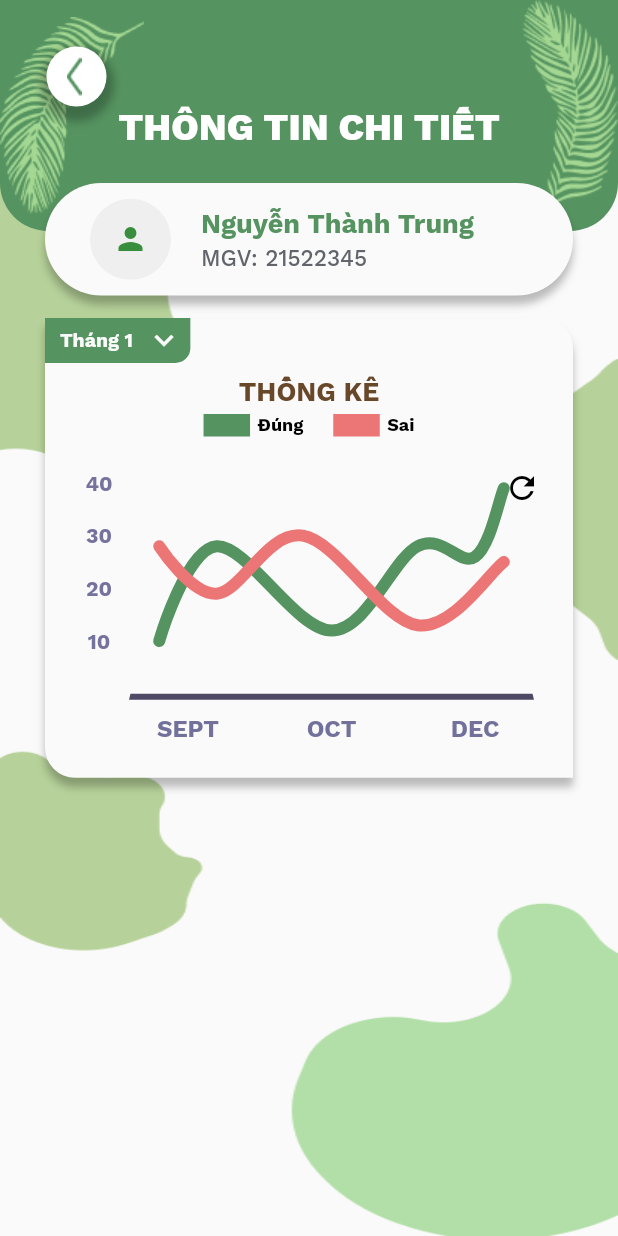
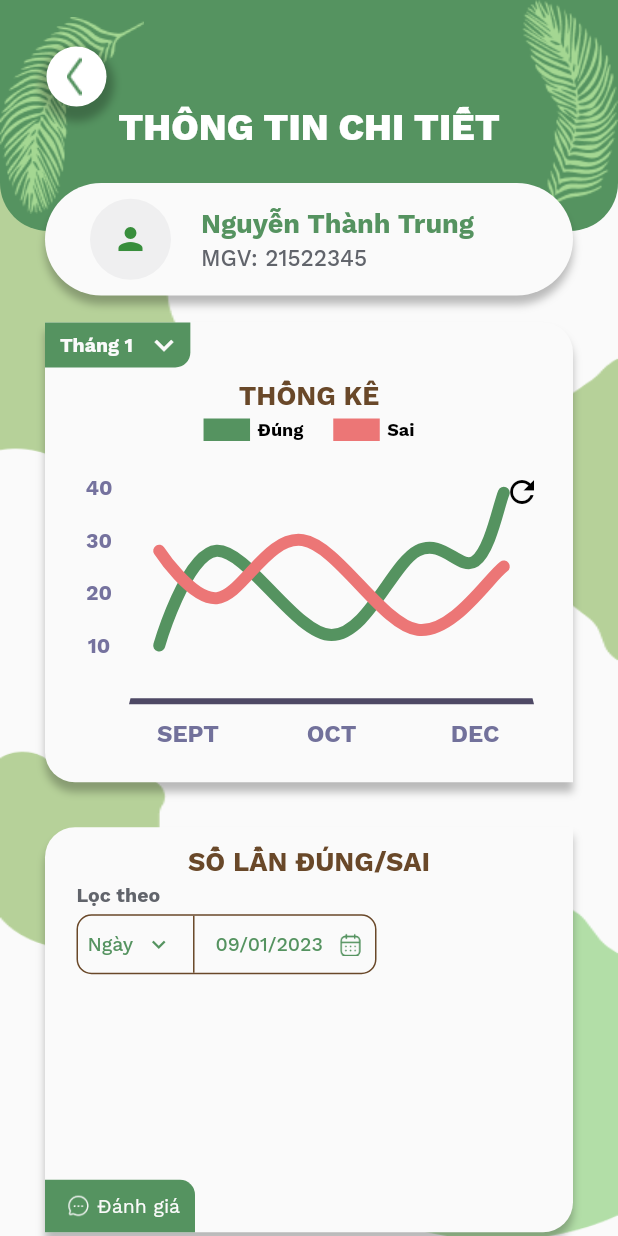
Before and after one commit to GDSC-UIT/eGreenBin-mobile, a Flutter app: the screen it shows after launch, after a tap on "01", on a phone screen of 412 x 824 dp. Run offline on Flutter 3.47's test engine with Material 2 defaults, Android fonts, the light colour scheme and no system bars; drawn by our look-alikes of fl_chart; our stand-ins replace get, google_fonts.

Commit message:
scroll info screen

```diff
--- a/lib/app/core/values/assets_image.dart
+++ b/lib/app/core/values/assets_image.dart
@@ -11,6 +11,7 @@ class Assets {
   static const String tickSquare = 'assets/icons/Tick Square.png';
   static const String wrongSqure = 'assets/icons/Close Square.png';
   static const String back = 'assets/icons/Stroke 3.png';
+  static const String chat = 'assets/icons/Chat.png';
   // image
   static const String backround = 'assets/images/bg.png';
 }
--- a/lib/app/core/values/text_styles.dart
+++ b/lib/app/core/values/text_styles.dart
@@ -98,15 +98,15 @@ class CustomTextStyle extends TextStyle {
     );
   }
 
-  static TextStyle t7(Color color) {
+  static TextStyle b7(Color color) {
     return GoogleFonts.workSans(
-      fontSize: 12,
-      fontWeight: FontWeight.w600,
+      fontSize: 13,
+      fontWeight: FontWeight.w400,
       color: color,
     );
   }
 
-  static TextStyle t8(Color color) {
+  static TextStyle b8(Color color) {
     return GoogleFonts.workSans(
       fontSize: 12,
       fontWeight: FontWeight.w400,
--- a/lib/app/data/models/students.dart
+++ b/lib/app/data/models/students.dart
@@ -9,46 +9,59 @@ class Students {
       numOfWrong: 1,
     ),
     Student(
-      id: "21522345",
+      id: "21522321",
       name: "Lê Xuân Quỳnh",
       numOfCorrect: 90,
       numOfWrong: 1,
     ),
     Student(
-      id: "21522345",
+      id: "21522343",
       name: "Nguyễn Công Tấn Phát",
       numOfCorrect: 2,
       numOfWrong: 99,
     ),
     Student(
-      id: "21522345",
+      id: "21522000",
       name: "Nguyễn Hữu Hiệu",
       numOfCorrect: 50,
       numOfWrong: 2,
     ),
     Student(
-      id: "21522345",
+      id: "21525455",
       name: "Ngô Thu Hà",
       numOfCorrect: 5,
       numOfWrong: 1,
     ),
     Student(
-      id: "21522345",
+      id: "21522455",
       name: "Cao Minh Quân",
       numOfCorrect: 5,
       numOfWrong: 1,
     ),
     Student(
-      id: "21522345",
+      id: "21520345",
       name: "Phan Văn Minh",
       numOfCorrect: 100,
       numOfWrong: 0,
     ),
     Student(
-      id: "21522345",
+      id: "21521345",
       name: "Tiến deptraicaotohocgioi",
       numOfCorrect: 0,
       numOfWrong: 100,
     ),
   ];
+
+  Student findStudent(String id) {
+    Student stu = Student(
+      id: "null",
+      name: "Default",
+      numOfCorrect: 0,
+      numOfWrong: 0,
+    );
+    listStudents.forEach((student) {
+      if (student.id == id) stu = student;
+    });
+    return stu;
+  }
 }
--- a/lib/app/data/models/teacher.dart
+++ b/lib/app/data/models/teacher.dart
@@ -2,10 +2,12 @@ class Teacher {
   String? id;
   String name;
   String mgv;
+  String? imageAvatarUrl;
 
   Teacher({
     this.id,
     required this.name,
     required this.mgv,
+    this.imageAvatarUrl,
   });
 }
--- a/lib/app/modules/home/widgets/card_student.dart
+++ b/lib/app/modules/home/widgets/card_student.dart
@@ -23,7 +23,7 @@ class StudentCard extends StatelessWidget {
   Widget build(BuildContext context) {
     return GestureDetector(
       onTap: () {
-        Get.toNamed(AppRoutes.studentInfo);
+        Get.toNamed(AppRoutes.studentInfo, arguments: student.id);
       },
       child: Container(
         child: Card(
--- a/lib/app/modules/student_info/screens/student_info_screen.dart
+++ b/lib/app/modules/student_info/screens/student_info_screen.dart
@@ -1,6 +1,7 @@
 import 'package:egreenbin/app/core/values/assets_image.dart';
 import 'package:egreenbin/app/global_widgets/appbar_student.dart';
 import 'package:egreenbin/app/modules/student_info/student_info_controller.dart';
+import 'package:egreenbin/app/modules/student_info/widgets/card_ratio.dart';
 import 'package:egreenbin/app/modules/student_info/widgets/card_statistical.dart';
 import 'package:flutter/material.dart';
 import 'package:get/get.dart';
@@ -15,28 +16,36 @@ class StudentInfoScreen extends StatelessWidget {
   @override
   Widget build(BuildContext context) {
     return Scaffold(
-      body: SingleChildScrollView(
-        child: Container(
+      body: Stack(
+        children: [
+          Container(
             height: MediaQuery.of(context).size.height,
             decoration: const BoxDecoration(
               image: DecorationImage(
                   image: AssetImage(Assets.backround), fit: BoxFit.fill),
             ),
+            child: SingleChildScrollView(
               child: Column(
-            crossAxisAlignment: CrossAxisAlignment.center,
                 children: [
-// appbar
-              StudentAppBar(_controller.student, backToPrevScreen),
-              const SizedBox(height: 15),
+                  // appbar height
+                  const SizedBox(height: 215),
                   // card thong ke
                   CardStatistical(),
                   // card so lan dung sai
-
+                  const SizedBox(height: 30),
+                  CardRatio(),
                   // card danh gia
+                  const SizedBox(height: 30),
+                  CardStatistical(),
+                  const SizedBox(height: 30),
                 ],
               ),
             ),
           ),
+          // appbar
+          StudentAppBar(_controller.student, backToPrevScreen),
+        ],
+      ),
     );
   }
 }
--- a/lib/app/modules/student_info/student_info_controller.dart
+++ b/lib/app/modules/student_info/student_info_controller.dart
@@ -1,17 +1,38 @@
 import 'package:egreenbin/app/data/models/student.dart';
+import 'package:egreenbin/app/data/models/students.dart';
 import 'package:get/get.dart';
 
 class StudentInfoController extends GetxController {
   StudentInfoController() {
     selectedMonth = monthItems[0].obs;
+    selectedSort = sortItems[0].obs;
+  }
+  // data student
+  Students listStudent = Students();
+  Student student = Student(name: "default");
+
+  dynamic id = Get.arguments;
+
+  @override
+  void onInit() {
+    student = listStudent.findStudent(id);
+    super.onInit();
   }
 
-  Student student = Student(
-    id: "21522345",
-    name: "Nguyễn Thành Trung",
-    numOfCorrect: 92,
-    numOfWrong: 1,
-  );
+  // dropdown sort
+  List<String> sortItems = <String>['Ngày', 'Tháng', 'Năm'];
+  RxString selectedSort = ''.obs;
+
+  void changeSortItem(String newValue) {
+    selectedSort.value = newValue;
+  }
+
+  // datepicker
+  Rx<DateTime?> selectDate = DateTime.now().obs;
+
+  void changeDate(DateTime newDate) {
+    selectDate.value = newDate;
+  }
 
   // dropdown month
   List<String> monthItems = <String>[
--- /dev/null
+++ b/lib/app/modules/student_info/widgets/card_ratio.dart
@@ -0,0 +1,196 @@
+import 'package:egreenbin/app/core/values/assets_image.dart';
+import 'package:egreenbin/app/core/values/text_styles.dart';
+import 'package:flutter/material.dart';
+import 'package:get/get.dart';
+import 'package:intl/intl.dart';
+import '../../../core/values/app_colors.dart';
+import '../../../core/values/app_values.dart';
+import '../student_info_controller.dart';
+
+class CardRatio extends StatelessWidget {
+  static StudentInfoController _controller = Get.find<StudentInfoController>();
+
+  // sort value
+  final List<DropdownMenuItem<String>> _sortMenuItems = _controller.sortItems
+      .map(
+        (value) => DropdownMenuItem(
+          value: value,
+          child: Text(value),
+        ),
+      )
+      .toList();
+  // date picker
+  void _presentDatePicker(BuildContext context) {
+    showDatePicker(
+      context: context,
+      initialDate: DateTime.now(),
+      firstDate: DateTime(2021),
+      lastDate: DateTime.now(),
+    ).then(
+      (pickedDate) {
+        if (pickedDate == null) return;
+        _controller.changeDate(pickedDate);
+      },
+    );
+  }
+
+  @override
+  Widget build(BuildContext context) {
+    return Padding(
+      padding: const EdgeInsets.symmetric(horizontal: 30),
+      child: Stack(
+        children: [
+          Container(
+            height: 270,
+            width: double.infinity,
+            decoration: const BoxDecoration(
+              color: AppColors.Surface,
+              borderRadius: BorderRadius.only(
+                topLeft: Radius.circular(20),
+                bottomRight: Radius.circular(20),
+              ),
+              boxShadow: [
+                BoxShadow(
+                  color: AppColors.shadow,
+                  spreadRadius: 0,
+                  blurRadius: 4,
+                  offset: Offset(0, 6), // changes position of shadow
+                ),
+              ],
+            ),
+            child: Column(
+              children: [
+// text: So lan dung sai
+                const SizedBox(height: 12),
+                Text(
+                  "SỐ LẦN ĐÚNG/SAI",
+                  style: CustomTextStyle.h2(AppColors.Primary1),
+                ),
+                const SizedBox(height: 5),
+// loc theo
+                Row(
+                  children: [
+                    const SizedBox(width: 21),
+                    Column(
+                      crossAxisAlignment: CrossAxisAlignment.start,
+                      children: [
+                        Text(
+                          "Lọc theo",
+                          style: CustomTextStyle.b2(AppColors.Subtle_1),
+                        ),
+                        const SizedBox(height: 5),
+                        Container(
+                          width: 200,
+                          height: 40,
+                          decoration: BoxDecoration(
+                            color: AppColors.Surface,
+                            borderRadius:
+                                const BorderRadius.all(Radius.circular(10)),
+                            border: Border.all(
+                              color: AppColors.Primary1,
+                              width: 1,
+                            ),
+                          ),
+                          child: Row(
+                            mainAxisAlignment: MainAxisAlignment.spaceEvenly,
+                            children: [
+                              // lua chon ngay, thang, nam
+                              Obx(
+                                () => DropdownButton<String>(
+                                  style: CustomTextStyle.b3(AppColors.Normal),
+                                  dropdownColor: AppColors.Surface,
+                                  value: _controller.selectedSort.value,
+                                  onChanged: (String? newValue) {
+                                    _controller.changeSortItem(newValue!);
+                                  },
+                                  items: _sortMenuItems,
+                                  underline:
+                                      Container(color: AppColors.Surface),
+                                  icon: const Icon(
+                                    Icons.expand_more,
+                                    size: 18,
+                                    color: AppColors.Normal,
+                                  ),
+                                ),
+                              ),
+                              // divider
+                              const VerticalDivider(
+                                color: AppColors.Primary1,
+                                thickness: 1,
+                              ),
+                              // calendar
+                              Row(
+                                mainAxisAlignment: MainAxisAlignment.center,
+                                children: [
+                                  Obx(
+                                    () => Container(
+                                      width: 80,
+                                      child: Text(
+                                        _controller.selectDate.value == null
+                                            ? '01/01/2023'
+                                            : '${DateFormat(FormatValue.numbericDateFormat).format(_controller.selectDate.value! as DateTime)}',
+                                        style: CustomTextStyle.b3(
+                                            AppColors.Normal),
+                                      ),
+                                    ),
+                                  ),
+                                  //const SizedBox(width: 5),
+                                  GestureDetector(
+                                    onTap: () => _presentDatePicker(context),
+                                    child: Container(
+                                      height: 15,
+                                      width: 20,
+                                      child: Image.asset(Assets.calendar),
+                                    ),
+                                  )
+                                ],
+                              ),
+                            ],
+                          ),
+                        )
+                      ],
+                    ),
+                  ],
+                ),
+              ],
+            ),
+          ),
+// dropbutton
+          Positioned(
+            bottom: 0,
+            left: 0,
+            child: GestureDetector(
+              onTap: () {
+                // chuyen sang trang comment
+              },
+              child: Container(
+                height: 35,
+                width: 100,
+                padding: const EdgeInsets.only(left: 10, right: 5),
+                decoration: const BoxDecoration(
+                  color: AppColors.Normal,
+                  borderRadius: BorderRadius.only(
+                    topRight: Radius.circular(10),
+                  ),
+                ),
+                child: Row(
+                  mainAxisAlignment: MainAxisAlignment.spaceEvenly,
+                  children: [
+                    SizedBox(
+                      height: 15,
+                      child: Image.asset(Assets.chat),
+                    ),
+                    Text(
+                      "Đánh giá",
+                      style: CustomTextStyle.b7(AppColors.Surface),
+                    )
+                  ],
+                ),
+              ),
+            ),
+          ),
+        ],
+      ),
+    );
+  }
+}
--- a/lib/app/modules/student_info/widgets/card_statistical.dart
+++ b/lib/app/modules/student_info/widgets/card_statistical.dart
@@ -1,12 +1,8 @@
-import 'package:egreenbin/app/core/values/app_values.dart';
-import 'package:egreenbin/app/core/values/assets_image.dart';
 import 'package:egreenbin/app/core/values/text_styles.dart';
-import 'package:egreenbin/app/modules/home/widgets/card_student.dart';
 import 'package:egreenbin/app/modules/student_info/widgets/line_chart_sample1.dart';
 import 'package:egreenbin/app/modules/student_info/widgets/line_chart_sample2.dart';
 import 'package:flutter/material.dart';
 import 'package:get/get.dart';
-import 'package:intl/intl.dart';
 import '../../../core/values/app_colors.dart';
 import '../student_info_controller.dart';
 
@@ -49,7 +45,7 @@ class CardStatistical extends StatelessWidget {
             ),
             child: Column(
               children: [
-// danh sach lop
+// Thong ke
                 const SizedBox(height: 38),
                 Text(
                   "THỐNG KÊ",
```
Also changed, not shown: assets/icons/Chat.png. Lines whose indentation alone changed are shown as unchanged.
